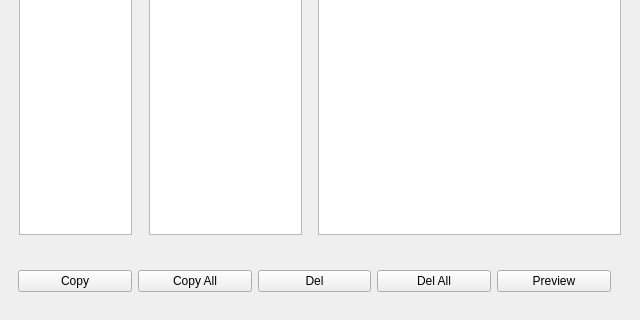
The window that openlog1.ui (parashyd/WeldTester) describes before a commit, drawn with Qt 5; both pictures show x 0 to 640 and y 160 to 480 of the 640 by 480 pixel window.
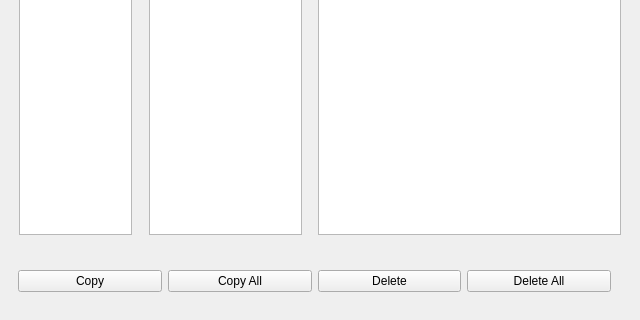
The same window after the commit.

Commit message: Added copy and delete functionalities in Open and changed File name of jpg and added gps in previewscreen and sorted date folders

The edit to the form file:
```diff
--- a/openlog1.ui
+++ b/openlog1.ui
@@ -46,21 +46,14 @@
     <item>
      <widget class="QPushButton" name="deleteButton">
       <property name="text">
-       <string>Del</string>
+       <string>Delete</string>
       </property>
      </widget>
     </item>
     <item>
      <widget class="QPushButton" name="deleteAllButton">
       <property name="text">
-       <string>Del All</string>
-      </property>
-     </widget>
-    </item>
-    <item>
-     <widget class="QPushButton" name="previewButton">
-      <property name="text">
-       <string>Preview</string>
+       <string>Delete All</string>
       </property>
      </widget>
     </item>
```
The commit also changes 13 other files.
